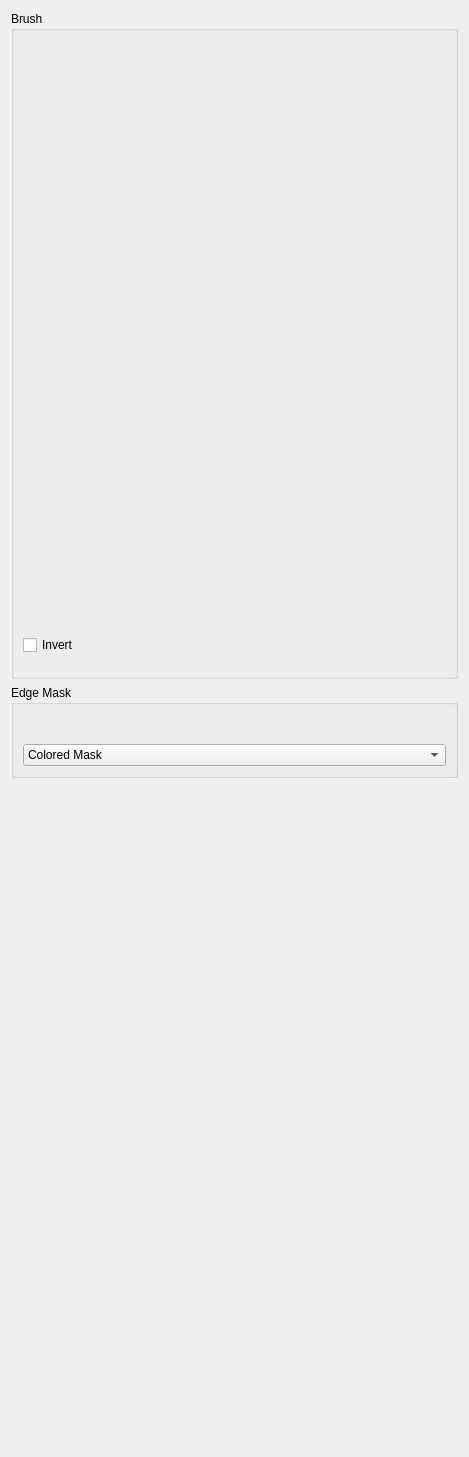
Before: the Qt Designer form src/app/ui/omni_ui_Blend.ui in WilstonOreo/omnidome, drawn with Qt 5.
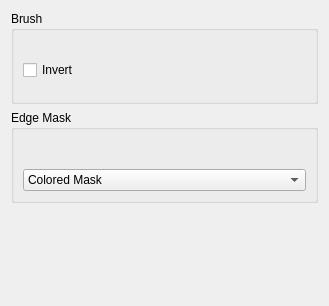
After: the same form once the commit is applied. Custom widgets are drawn as their Qt base class.

```diff
--- a/src/app/ui/omni_ui_Blend.ui
+++ b/src/app/ui/omni_ui_Blend.ui
@@ -6,8 +6,8 @@
    <rect>
     <x>0</x>
     <y>0</y>
-    <width>469</width>
-    <height>1457</height>
+    <width>329</width>
+    <height>306</height>
    </rect>
   </property>
   <property name="windowTitle">
```
